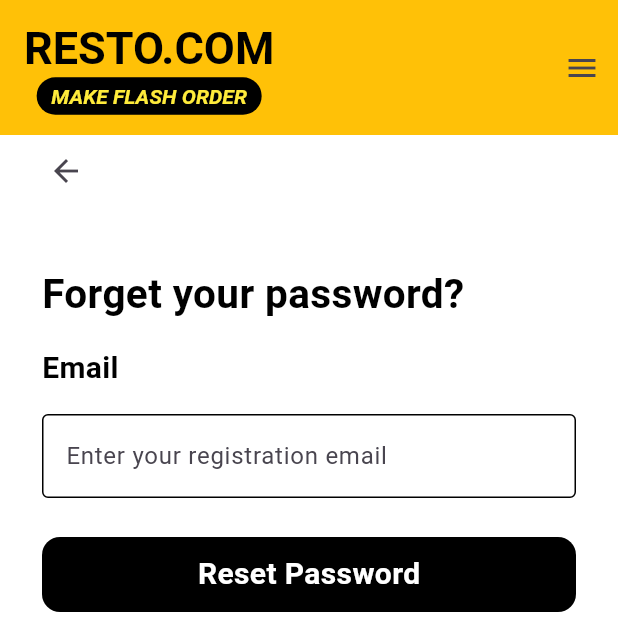
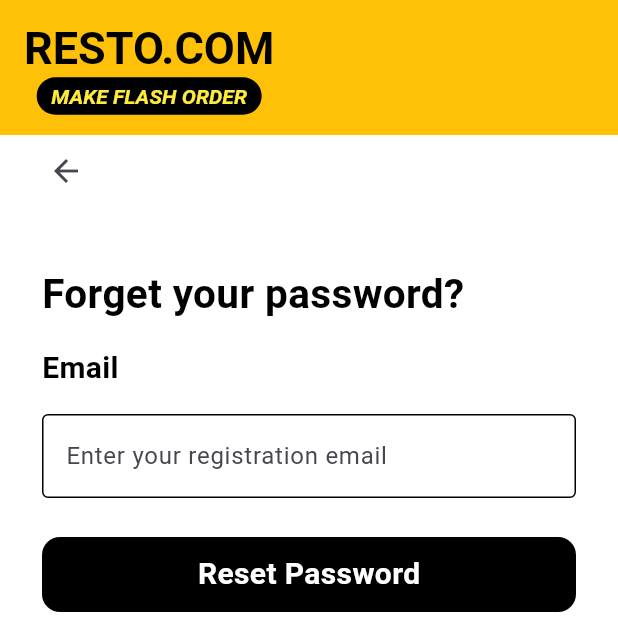
Before and after one commit to safwan119/Resto-app-for-practise, a Flutter app: the screen it shows after launch, after a tap on "Forget Password", on a phone screen of 412 x 824 dp, the top half of it. Run offline on Flutter 3.47's test engine with Material 3 defaults, Android fonts, the phone set to English and light mode, and no system bars; our stand-ins replace firebase_auth, firebase_core, flutter_dotenv, flutter_rating, fluttertoast, font_awesome_flutter and 1 more; accounts and stored records are empty.

Commit message:
code change done

```diff
--- a/lib/forPass.dart
+++ b/lib/forPass.dart
@@ -80,7 +80,9 @@ class _ForgPassState extends State<ForgPass> {
         ),
         backgroundColor: Colors.amber,
       ),
-     endDrawer:  Drawer1(),
+     // endDrawer:  Drawer(
+     //
+     // ),
 
       body: Container(
         width: double.infinity,
--- a/lib/splash_screen/splash_screen.dart
+++ b/lib/splash_screen/splash_screen.dart
@@ -4,6 +4,8 @@ import 'package:firebase_auth/firebase_auth.dart';
 import 'package:flutter/material.dart';
 import 'package:my_first_proj/main.dart';
 import 'package:my_first_proj/seperateImagfood.dart';
+
+import '../forPass.dart';
 class SplashScreen extends StatefulWidget {
   const SplashScreen({super.key});
 
@@ -23,7 +25,7 @@ class _SplashScreenState extends State<SplashScreen> {
 
     Future.delayed(Duration.zero, () {
       if (user != null) {
-        Navigator.push(context, MaterialPageRoute(builder: (_) => SepearImag()));
+        Navigator.push(context, MaterialPageRoute(builder: (_) => ForgPass()));
       } else {
         Navigator.push(context, MaterialPageRoute(builder: (_) => RestoApp()));
       }
```
Also changed, not shown: 1 other file.
